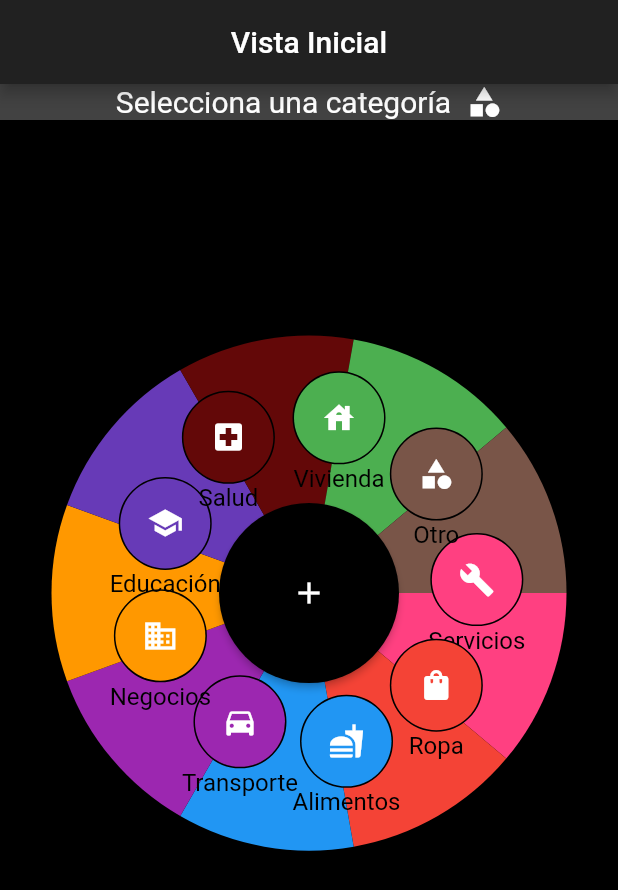
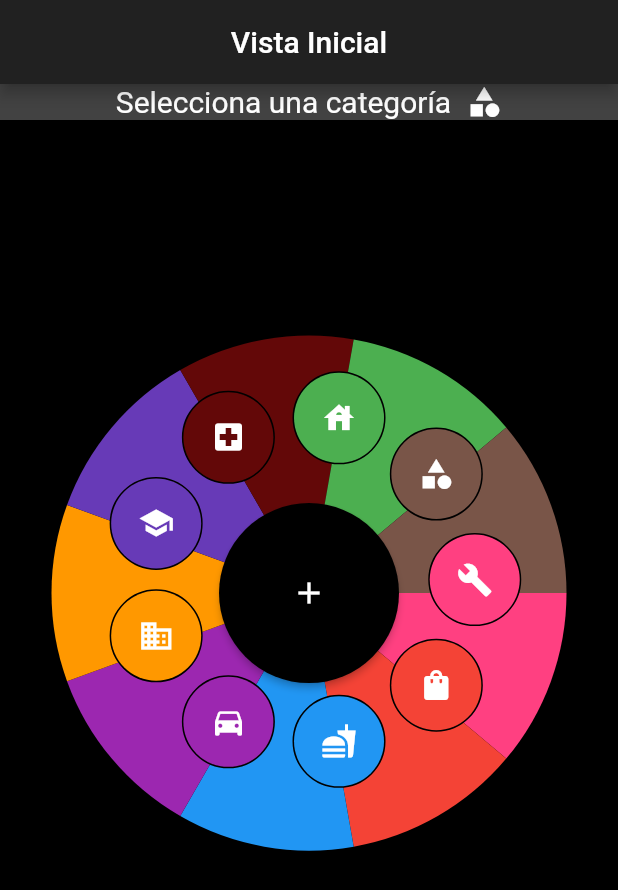
Before and after one commit to valfonsoardila/My-Wallet-App, a Flutter app: the VistaInicial screen opened directly with empty values, on a phone screen of 412 x 824 dp. Shown: the top 890 px of the screen. Run offline on Flutter 3.47's test engine with Material 2 defaults, Android fonts, the light colour scheme and no system bars; our stand-ins replace animate_do, animated_text_kit, chewie, cloud_firestore, curved_navigation_bar, firebase_auth and 8 more; accounts and stored records are empty.

Commit message:
Vistas corregidas

```diff
--- a/lib/ui/views/vista_grafica.dart
+++ b/lib/ui/views/vista_grafica.dart
@@ -129,7 +129,7 @@ class _VistaGraficaState extends State<VistaGrafica> {
           if (controldu.datosDinero != null)
             {
               setState(() {
-                dinero = controldu.datosDinero[0]['dineroInicial'];
+                dinero = controldu.datosDinero[0]['dineroInicial'].toDouble();
                 if (dinero > 0) {
                   obtenerGastos();
                   obtenerAhorros();
--- a/lib/ui/views/vista_inicial.dart
+++ b/lib/ui/views/vista_inicial.dart
@@ -123,6 +123,23 @@ class _VistaInicialState extends State<VistaInicial>
                   width: 1,
                 ),
               ),
+              child: Tooltip(
+                //triggerMode: TooltipTriggerMode.tap,
+                decoration: BoxDecoration(
+                  color: _isDarkMode ? Colors.white : Colors.black,
+                  borderRadius: BorderRadius.circular(50),
+                  border: Border.all(
+                    color: _isDarkMode ? Colors.white : Colors.black,
+                    width: 1,
+                  ),
+                ),
+                richMessage: TextSpan(
+                  text: itemNames[index],
+                  style: TextStyle(
+                    color: _isDarkMode ? Colors.black : Colors.white,
+                    fontSize: fontSize,
+                  ),
+                ),
                 child: CircleAvatar(
                   backgroundColor: itemColor,
                   radius: 30,
@@ -132,12 +149,13 @@ class _VistaInicialState extends State<VistaInicial>
                   ),
                 ),
               ),
-            Text(
-              itemNames[index],
-              style: TextStyle(
-                  color: _isDarkMode ? Colors.white : Colors.black,
-                  fontSize: fontSize),
             ),
+            // Text(
+            //   itemNames[index],
+            //   style: TextStyle(
+            //       color: _isDarkMode ? Colors.white : Colors.black,
+            //       fontSize: fontSize),
+            // ),
             SizedBox(height: 8),
           ],
         ),
```
Also changed, not shown: lib/ui/views/vista_gastos.dart (+4 -7 lines). Lines whose indentation alone changed are shown as unchanged.
